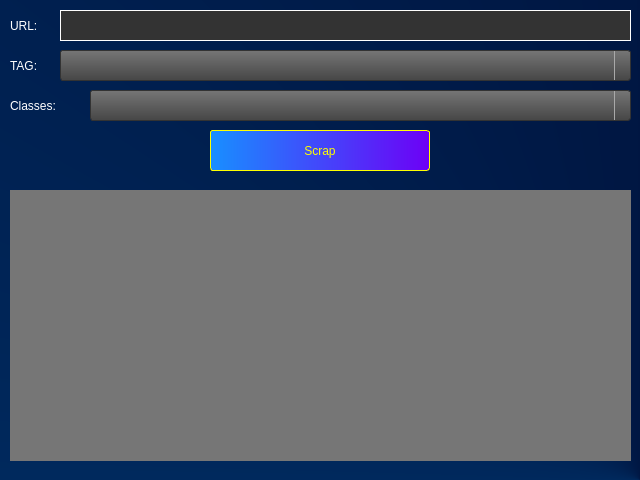
Before: the Qt Designer form UI/main_window.ui in LucasRibeiroRJBR/Web_Scrapping_HUB, drawn with Qt 5.
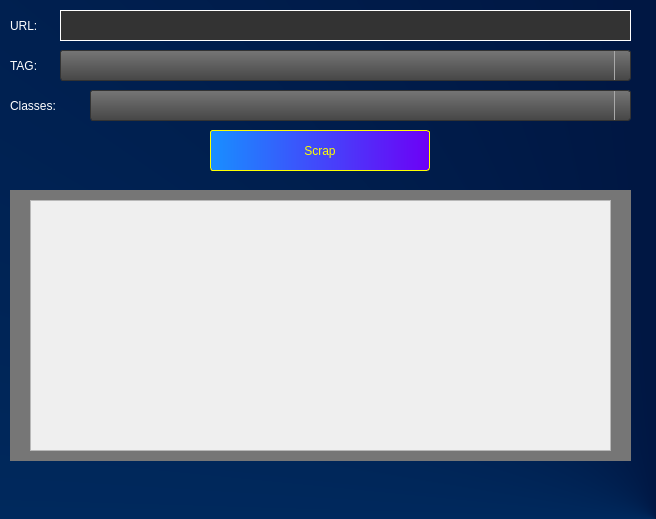
After: the same form once the commit is applied. Icons and pictures are not drawn.

Commit message: Listing tags

Patch:
```diff
--- a/UI/main_window.ui
+++ b/UI/main_window.ui
@@ -6,8 +6,8 @@
    <rect>
     <x>0</x>
     <y>0</y>
-    <width>640</width>
-    <height>480</height>
+    <width>656</width>
+    <height>519</height>
    </rect>
   </property>
   <property name="windowTitle">
@@ -330,6 +330,9 @@
       <height>271</height>
      </rect>
     </property>
+    <property name="styleSheet">
+     <string notr="true">color: #FFFF00;</string>
+    </property>
     <property name="text">
      <string/>
     </property>
@@ -343,6 +346,29 @@
      <set>Qt::TextEditorInteraction</set>
     </property>
    </widget>
+   <widget class="QScrollArea" name="see">
+    <property name="geometry">
+     <rect>
+      <x>30</x>
+      <y>200</y>
+      <width>581</width>
+      <height>251</height>
+     </rect>
+    </property>
+    <property name="widgetResizable">
+     <bool>true</bool>
+    </property>
+    <widget class="QWidget" name="scrollAreaWidgetContents">
+     <property name="geometry">
+      <rect>
+       <x>0</x>
+       <y>0</y>
+       <width>579</width>
+       <height>249</height>
+      </rect>
+     </property>
+    </widget>
+   </widget>
   </widget>
  </widget>
  <resources/>
```
Left out of the diff: 60 changed lines with no effect on the pictures. The commit also changes 1 other file.
